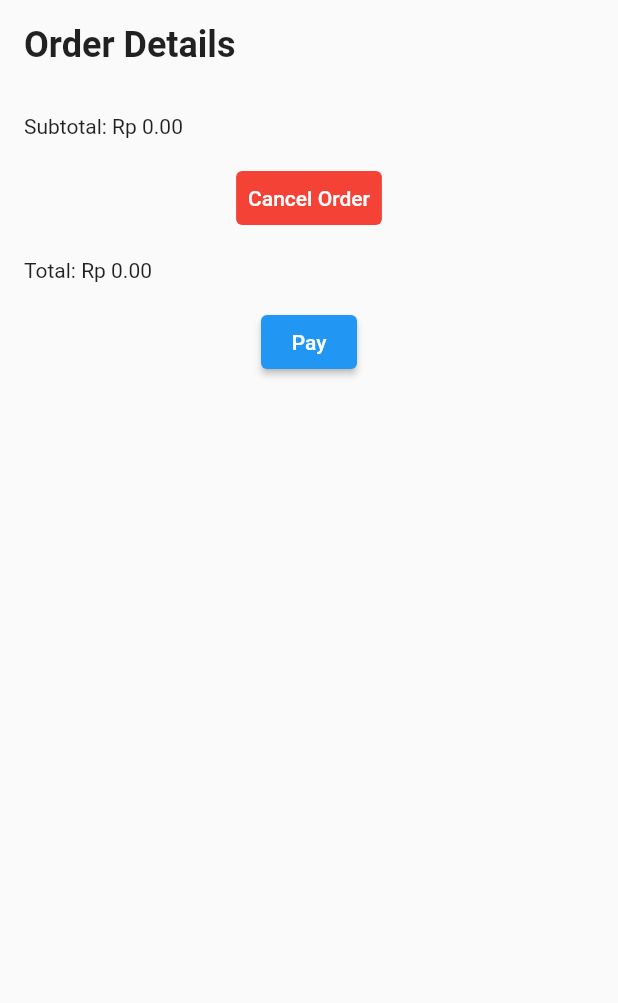
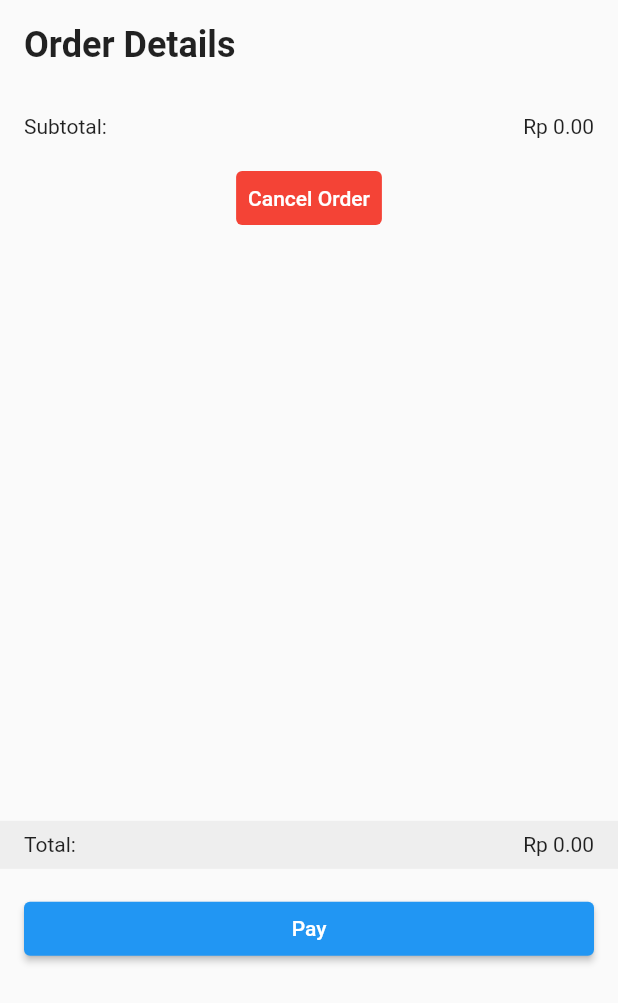
Before and after one commit to dinyok/Kasir, a Flutter app: the OrderDetails widget shown alone on an empty page, opened directly with empty values, on a phone screen of 412 x 824 dp. Shown: the top 1003 px of the screen. Run offline on Flutter 3.47's test engine with Material 2 defaults, Android fonts, the phone set to English and light mode, and no system bars; our stand-ins replace cloud_firestore, firebase_auth, firebase_core, firebase_storage, image_picker; accounts and stored records are empty.

Commit message:
fix order detail UI

```diff
--- a/lib/cart_notifier.dart
+++ b/lib/cart_notifier.dart
@@ -6,11 +6,13 @@ class CartNotifier extends ChangeNotifier {
   List<CartItem> _cart = [];
   final ValueNotifier<double> subtotal;
   final ValueNotifier<double> total;
+  final ValueNotifier<double> priceDetail;
   final ValueNotifier<int> cartLengthNotifier;
 
   CartNotifier()
       : subtotal = ValueNotifier<double>(0),
         total = ValueNotifier<double>(0),
+        priceDetail = ValueNotifier<double>(0),
         cartLengthNotifier = ValueNotifier<int>(0);
 
   List<CartItem> get cart => _cart;
--- a/lib/cashier_screen.dart
+++ b/lib/cashier_screen.dart
@@ -186,19 +186,22 @@ class CartSummary extends StatelessWidget {
       valueListenable: cartNotifier.cartLengthNotifier,
       builder: (context, cartLength, child) {
         return ValueListenableBuilder<double>(
-          valueListenable: cartNotifier.subtotal, // <-- Use public variable
+          valueListenable: cartNotifier.subtotal,
           builder: (context, subtotalValue, child) {
             if (cartLength == 0) {
-              return SizedBox.shrink(); // Do not display the cart if it's empty
+              return SizedBox.shrink();
             }
             return GestureDetector(
               onTap: () {
                 _showOrderDetails(context, cartNotifier);
               },
+              child: Material(
+                color: Colors.transparent, // Set the color of the Material to transparent
+                elevation: 0, // Set the elevation to 0 to remove shadow effect
                 child: Container(
                   decoration: BoxDecoration(
                     color: Colors.blue,
-                  borderRadius: BorderRadius.all(Radius.circular(12)),
+                    borderRadius: BorderRadius.all(Radius.circular(20)),
                   ),
                   margin: EdgeInsets.all(8),
                   padding: EdgeInsets.symmetric(horizontal: 20, vertical: 12),
@@ -224,6 +227,7 @@ class CartSummary extends StatelessWidget {
                     ],
                   ),
                 ),
+              ),
             );
           },
         );
@@ -242,49 +246,66 @@ class OrderDetails extends StatelessWidget {
     return FractionallySizedBox(
       heightFactor: 0.8,
       child: Container(
-      height: MediaQuery.of(context).size.height * 0.8, // Make the OrderDetails widget taller
+        height: MediaQuery
+            .of(context)
+            .size
+            .height * 0.8,
+        child: Column(
+          children: [
+            Expanded(
               child: SingleChildScrollView(
                 child: Padding(
                   padding: EdgeInsets.all(16.0),
                   child: Column(
                     crossAxisAlignment: CrossAxisAlignment.start,
                     children: [
-              // Section 1: List of products and subtotal
                       Text(
                         'Order Details',
-                style: TextStyle(fontSize: 24, fontWeight: FontWeight.bold),
+                        style: TextStyle(
+                            fontSize: 24, fontWeight: FontWeight.bold),
                       ),
                       SizedBox(height: 16),
                       ConstrainedBox(
-                constraints: BoxConstraints(maxHeight: 300), // Limit the height of the product list
+                        constraints: BoxConstraints(maxHeight: 250),
                         child: SingleChildScrollView(
                           child: Column(
                             children: cartNotifier.cart.map((product) {
                               return ValueListenableBuilder<int>(
                                 valueListenable: product.quantityNotifier,
                                 builder: (context, quantityValue, child) {
-                          return Row(
-                            mainAxisAlignment: MainAxisAlignment.spaceBetween,
+                                  return Column(
                                     children: [
+                                      Row(
+                                        mainAxisAlignment: MainAxisAlignment
+                                            .spaceBetween,
+                                        crossAxisAlignment: CrossAxisAlignment
+                                            .center,
+                                        children: [
+                                          Text('${product
+                                              .product['productName']}'),
                                           Row(
                                             children: [
                                               IconButton(
                                                 icon: Icon(Icons.remove),
                                                 onPressed: () {
-                                      cartNotifier.decreaseQuantity(product);
+                                                  cartNotifier.decreaseQuantity(
+                                                      product);
                                                 },
                                               ),
-                                  Text('${quantityValue}'), // Show the updated quantity
+                                              Text('${quantityValue}'),
                                               IconButton(
                                                 icon: Icon(Icons.add),
                                                 onPressed: () {
-                                      cartNotifier.increaseQuantity(product);
+                                                  cartNotifier.increaseQuantity(
+                                                      product);
                                                 },
                                               ),
-                                  Text('${product.product['productName']}'),
                                             ],
                                           ),
-                              Text('Rp ${product.product['sellingPrice']}'),
+                                          Text('Rp ${(product.product['sellingPrice'] * quantityValue).toStringAsFixed(2)}'),
+                                        ],
+                                      ),
+                                      Divider(),
                                     ],
                                   );
                                 },
@@ -294,10 +315,19 @@ class OrderDetails extends StatelessWidget {
                         ),
                       ),
                       SizedBox(height: 16),
-              Text('Subtotal: Rp ${cartNotifier.subtotal.value.toStringAsFixed(2)}'),
+                      ValueListenableBuilder<double>(
+                        valueListenable: cartNotifier.subtotal,
+                        builder: (context, subtotalValue, child) {
+                          return Row(
+                            mainAxisAlignment: MainAxisAlignment.spaceBetween,
+                            children: [
+                              Text('Subtotal:'),
+                              Text('Rp ${subtotalValue.toStringAsFixed(2)}'),
+                            ],
+                          );
+                        },
+                      ),
                       SizedBox(height: 16),
-
-              // Section 2: Cancel Order
                       Center(
                         child: TextButton(
                           onPressed: () {
@@ -308,20 +338,37 @@ class OrderDetails extends StatelessWidget {
                             'Cancel Order',
                             style: TextStyle(color: Colors.white),
                           ),
-                  style: TextButton.styleFrom(backgroundColor: Colors.red),
+                          style: TextButton.styleFrom(backgroundColor: Colors
+                              .red),
                         ),
                       ),
                       SizedBox(height: 16),
-
-              // Section 3: Total and Pay button
-              Row(
+                    ],
+                  ),
+                ),
+              ),
+            ),
+            ValueListenableBuilder<double>(
+              valueListenable: cartNotifier.total,
+              builder: (context, totalValue, child) {
+                return Container(
+                  color: Colors.grey[200],
+                  padding: EdgeInsets.symmetric(horizontal: 16, vertical: 8),
+                  child: Row(
                     mainAxisAlignment: MainAxisAlignment.spaceBetween,
                     children: [
-                  Text('Total: Rp ${cartNotifier.subtotal.value.toStringAsFixed(2)}'),
+                      Text('Total:'),
+                      Text('Rp ${totalValue.toStringAsFixed(2)}'),
                     ],
                   ),
+                );
+              },
+            ),
             SizedBox(height: 16),
-              Center(
+            Padding(
+              padding: const EdgeInsets.symmetric(horizontal: 16.0),
+              child: SizedBox(
+                width: double.infinity,
                 child: ElevatedButton(
                   onPressed: () {
                     // Handle the payment process here
@@ -329,9 +376,9 @@ class OrderDetails extends StatelessWidget {
                   child: Text('Pay'),
                 ),
               ),
+            ),
+            SizedBox(height: 16),
           ],
-          ),
-        ),
         ),
       ),
     );
```
Lines whose indentation alone changed are shown as unchanged.
